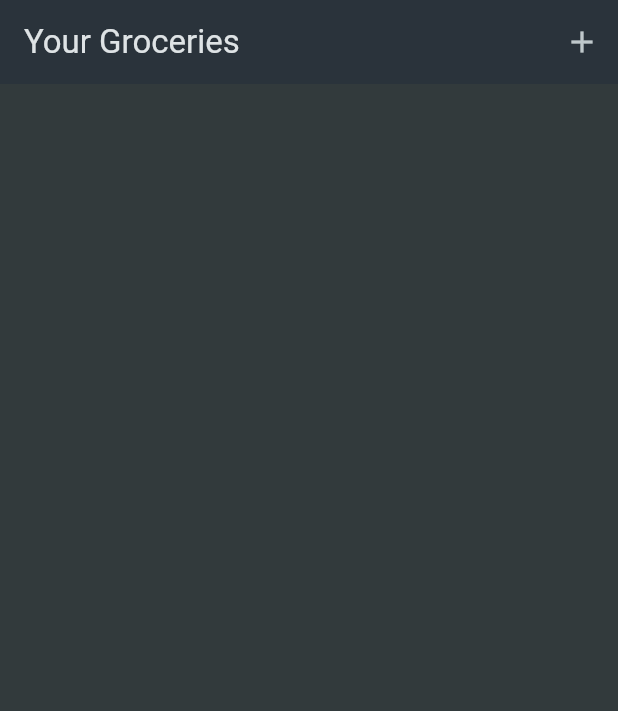
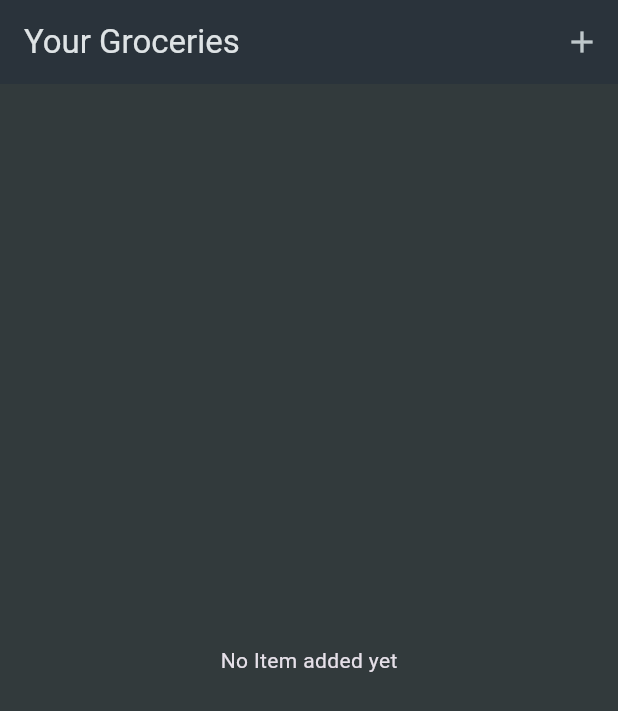
Before and after one commit to wemali05/shopping-_list, a Flutter app: the screen it shows after launch, on a phone screen of 412 x 824 dp. Shown: the top 711 px of the screen. Run offline on Flutter 3.47's test engine with Material 3 defaults, Android fonts, the phone set to English and light mode, and no system bars.

Commit message:
list fallback text

```diff
--- a/lib/widgets/grocery_list.dart
+++ b/lib/widgets/grocery_list.dart
@@ -14,13 +14,13 @@ class _GroceryListState extends State<GroceryList> {
   final List<GroceryItem> _gorceryItems = [];
 
   void _addItem() async {
-    final newItem =  await Navigator.of(context).push<GroceryItem>(
+    final newItem = await Navigator.of(context).push<GroceryItem>(
       MaterialPageRoute(
         builder: (ctx) => const NewItem(),
       ),
     );
 
-    if(newItem == null) {
+    if (newItem == null) {
       return;
     }
 
@@ -31,17 +31,10 @@ class _GroceryListState extends State<GroceryList> {
 
   @override
   Widget build(BuildContext context) {
-    return Scaffold(
-      appBar: AppBar(
-        title: const Text('Your Groceries'),
-        actions: [
-          IconButton(
-            onPressed: _addItem,
-            icon: Icon(Icons.add),
-          ),
-        ],
-      ),
-      body: ListView.builder(
+    Widget content = const Center(child: Text('No Item added yet'));
+
+    if(_gorceryItems.isNotEmpty) {
+      content = ListView.builder(
         itemCount: _gorceryItems.length,
         itemBuilder: (ctx, index) => ListTile(
           title: Text(_gorceryItems[index].name),
@@ -54,7 +47,19 @@ class _GroceryListState extends State<GroceryList> {
             _gorceryItems[index].quantity.toString(),
           ),
         ),
+      );
+    }
+    return Scaffold(
+      appBar: AppBar(
+        title: const Text('Your Groceries'),
+        actions: [
+          IconButton(
+            onPressed: _addItem,
+            icon: Icon(Icons.add),
+          ),
+        ],
       ),
+      body: content,
     );
   }
 }
```
